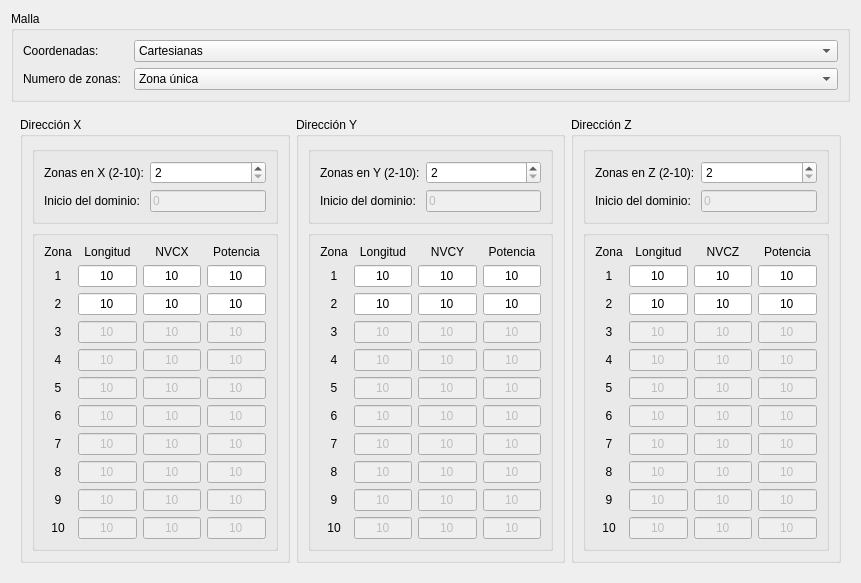
luisdavidrodm/PrePRODIC3D, file malla_window/ui/malla_window.ui: the form before one commit.
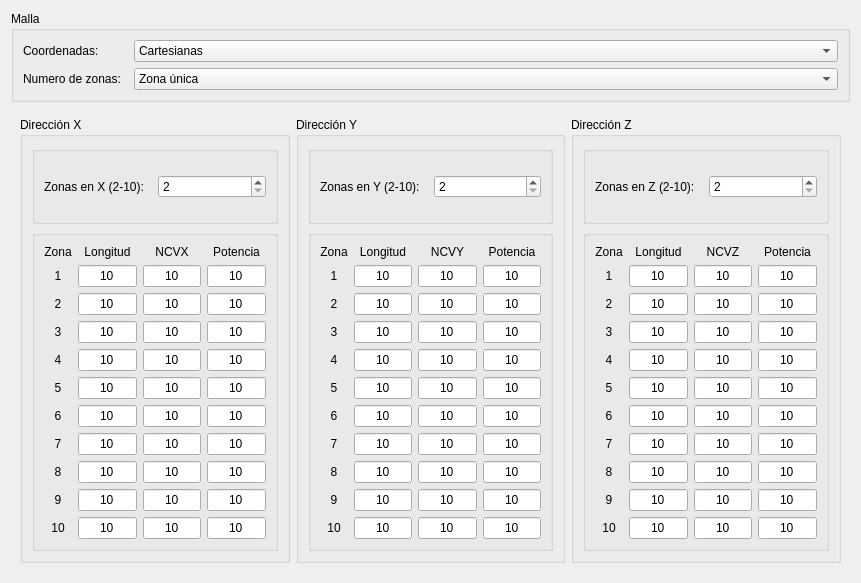
The form after the commit. The open tabs and pages were chosen to show the change.

Commit message: completado los json en la ventana GRID

What changed in the file:
```diff
--- a/malla_window/ui/malla_window.ui
+++ b/malla_window/ui/malla_window.ui
@@ -335,15 +335,15 @@
             <property name="title">
              <string/>
             </property>
-            <layout class="QFormLayout" name="formLayout_8">
-             <item row="0" column="0">
+            <layout class="QHBoxLayout" name="horizontalLayout_5">
+             <item>
               <widget class="QLabel" name="lb_dirx_numz">
                <property name="text">
                 <string>Zonas en X (2-10):</string>
                </property>
               </widget>
              </item>
-             <item row="0" column="1">
+             <item>
               <widget class="QSpinBox" name="sb_dirx_numz">
                <property name="minimum">
                 <number>2</number>
@@ -353,23 +353,6 @@
                </property>
               </widget>
              </item>
-             <item row="1" column="0">
-              <widget class="QLabel" name="lb_dirx_inidom">
-               <property name="text">
-                <string>Inicio del dominio:</string>
-               </property>
-              </widget>
-             </item>
-             <item row="1" column="1">
-              <widget class="QLineEdit" name="le_dirx_inidom">
-               <property name="enabled">
-                <bool>false</bool>
-               </property>
-               <property name="text">
-                <string>0</string>
-               </property>
-              </widget>
-             </item>
             </layout>
            </widget>
           </item>
@@ -392,7 +375,7 @@
              <item row="4" column="1">
               <widget class="QLineEdit" name="le_dirx_lon_zon4">
                <property name="enabled">
-                <bool>false</bool>
+                <bool>true</bool>
                </property>
                <property name="text">
                 <string>10</string>
@@ -414,7 +397,7 @@
              <item row="9" column="2">
               <widget class="QLineEdit" name="le_dirx_nvcx_zon9">
                <property name="enabled">
-                <bool>false</bool>
+                <bool>true</bool>
                </property>
                <property name="text">
                 <string>10</string>
@@ -466,7 +449,7 @@
              <item row="4" column="2">
               <widget class="QLineEdit" name="le_dirx_nvcx_zon4">
                <property name="enabled">
-                <bool>false</bool>
+                <bool>true</bool>
                </property>
                <property name="text">
                 <string>10</string>
@@ -498,7 +481,7 @@
              <item row="5" column="2">
               <widget class="QLineEdit" name="le_dirx_nvcx_zon5">
                <property name="enabled">
-                <bool>false</bool>
+                <bool>true</bool>
                </property>
                <property name="text">
                 <string>10</string>
@@ -530,7 +513,7 @@
              <item row="4" column="3">
               <widget class="QLineEdit" name="le_dirx_poten_zon4">
                <property name="enabled">
-                <bool>false</bool>
+                <bool>true</bool>
                </property>
                <property name="text">
                 <string>10</string>
@@ -552,7 +535,7 @@
              <item row="5" column="3">
               <widget class="QLineEdit" name="le_dirx_poten_zon5">
                <property name="enabled">
-                <bool>false</bool>
+                <bool>true</bool>
                </property>
                <property name="text">
                 <string>10</string>
@@ -604,7 +587,7 @@
              <item row="7" column="1">
               <widget class="QLineEdit" name="le_dirx_lon_zon7">
                <property name="enabled">
-                <bool>false</bool>
+                <bool>true</bool>
                </property>
                <property name="text">
                 <string>10</string>
@@ -626,7 +609,7 @@
              <item row="7" column="3">
               <widget class="QLineEdit" name="le_dirx_poten_zon7">
                <property name="enabled">
-                <bool>false</bool>
+                <bool>true</bool>
                </property>
                <property name="text">
                 <string>10</string>
@@ -648,7 +631,7 @@
              <item row="8" column="3">
               <widget class="QLineEdit" name="le_dirx_poten_zon8">
                <property name="enabled">
-                <bool>false</bool>
+                <bool>true</bool>
                </property>
                <property name="text">
                 <string>10</string>
@@ -670,7 +653,7 @@
              <item row="8" column="2">
               <widget class="QLineEdit" name="le_dirx_nvcx_zon8">
                <property name="enabled">
-                <bool>false</bool>
+                <bool>true</bool>
                </property>
                <property name="text">
                 <string>10</string>
@@ -692,7 +675,7 @@
              <item row="6" column="1">
               <widget class="QLineEdit" name="le_dirx_lon_zon6">
                <property name="enabled">
-                <bool>false</bool>
+                <bool>true</bool>
                </property>
                <property name="text">
                 <string>10</string>
@@ -734,7 +717,7 @@
              <item row="3" column="2">
               <widget class="QLineEdit" name="le_dirx_nvcx_zon3">
                <property name="enabled">
-                <bool>false</bool>
+                <bool>true</bool>
                </property>
                <property name="text">
                 <string>10</string>
@@ -756,7 +739,7 @@
              <item row="5" column="1">
               <widget class="QLineEdit" name="le_dirx_lon_zon5">
                <property name="enabled">
-                <bool>false</bool>
+                <bool>true</bool>
                </property>
                <property name="text">
                 <string>10</string>
@@ -778,7 +761,7 @@
              <item row="6" column="3">
               <widget class="QLineEdit" name="le_dirx_poten_zon6">
                <property name="enabled">
-                <bool>false</bool>
+                <bool>true</bool>
                </property>
                <property name="text">
                 <string>10</string>
@@ -800,7 +783,7 @@
              <item row="9" column="1">
               <widget class="QLineEdit" name="le_dirx_lon_zon9">
                <property name="enabled">
-                <bool>false</bool>
+                <bool>true</bool>
                </property>
                <property name="text">
                 <string>10</string>
@@ -822,7 +805,7 @@
              <item row="9" column="3">
               <widget class="QLineEdit" name="le_dirx_poten_zon9">
                <property name="enabled">
-                <bool>false</bool>
+                <bool>true</bool>
                </property>
                <property name="text">
                 <string>10</string>
@@ -854,7 +837,7 @@
              <item row="0" column="2">
               <widget class="QLabel" name="lb_dirx_nvcx">
                <property name="text">
-                <string>NVCX</string>
+                <string>NCVX</string>
                </property>
                <property name="alignment">
                 <set>Qt::AlignCenter</set>
@@ -864,7 +847,7 @@
              <item row="3" column="3">
               <widget class="QLineEdit" name="le_dirx_poten_zon3">
                <property name="enabled">
-                <bool>false</bool>
+                <bool>true</bool>
                </property>
                <property name="text">
                 <string>10</string>
@@ -886,7 +869,7 @@
              <item row="7" column="2">
               <widget class="QLineEdit" name="le_dirx_nvcx_zon7">
                <property name="enabled">
-                <bool>false</bool>
+                <bool>true</bool>
                </property>
                <property name="text">
                 <string>10</string>
@@ -928,7 +911,7 @@
              <item row="3" column="1">
               <widget class="QLineEdit" name="le_dirx_lon_zon3">
                <property name="enabled">
-                <bool>false</bool>
+                <bool>true</bool>
                </property>
                <property name="text">
                 <string>10</string>
@@ -960,7 +943,7 @@
              <item row="8" column="1">
               <widget class="QLineEdit" name="le_dirx_lon_zon8">
                <property name="enabled">
-                <bool>false</bool>
+                <bool>true</bool>
                </property>
                <property name="text">
                 <string>10</string>
@@ -992,7 +975,7 @@
              <item row="6" column="2">
               <widget class="QLineEdit" name="le_dirx_nvcx_zon6">
                <property name="enabled">
-                <bool>false</bool>
+                <bool>true</bool>
                </property>
                <property name="text">
                 <string>10</string>
@@ -1044,7 +1027,7 @@
              <item row="10" column="1">
               <widget class="QLineEdit" name="le_dirx_lon_zon10">
                <property name="enabled">
-                <bool>false</bool>
+                <bool>true</bool>
                </property>
                <property name="text">
                 <string>10</string>
@@ -1066,7 +1049,7 @@
              <item row="10" column="2">
               <widget class="QLineEdit" name="le_dirx_nvcx_zon10">
                <property name="enabled">
-                <bool>false</bool>
+                <bool>true</bool>
                </property>
                <property name="text">
                 <string>10</string>
@@ -1088,7 +1071,7 @@
              <item row="10" column="3">
               <widget class="QLineEdit" name="le_dirx_poten_zon10">
                <property name="enabled">
-                <bool>false</bool>
+                <bool>true</bool>
                </property>
                <property name="text">
                 <string>10</string>
@@ -1124,15 +1107,15 @@
             <property name="title">
              <string/>
             </property>
-            <layout class="QFormLayout" name="formLayout_9">
-             <item row="0" column="0">
+            <layout class="QHBoxLayout" name="horizontalLayout_6">
+             <item>
               <widget class="QLabel" name="lb_diry_numz">
                <property name="text">
                 <string>Zonas en Y (2-10):</string>
                </property>
               </widget>
              </item>
-             <item row="0" column="1">
+             <item>
               <widget class="QSpinBox" name="sb_diry_numz">
                <property name="minimum">
                 <number>2</number>
@@ -1142,23 +1125,6 @@
                </property>
               </widget>
              </item>
-             <item row="1" column="0">
-              <widget class="QLabel" name="lb_diry_inidom">
-               <property name="text">
-                <string>Inicio del dominio:</string>
-               </property>
-              </widget>
-             </item>
-             <item row="1" column="1">
-              <widget class="QLineEdit" name="le_diry_inidom">
-               <property name="enabled">
-                <bool>false</bool>
-               </property>
-               <property name="text">
-                <string>0</string>
-               </property>
-              </widget>
-             </item>
             </layout>
            </widget>
           </item>
@@ -1181,7 +1147,7 @@
              <item row="4" column="1">
               <widget class="QLineEdit" name="le_diry_lon_zon4">
                <property name="enabled">
-                <bool>false</bool>
+                <bool>true</bool>
                </property>
                <property name="text">
                 <string>10</string>
@@ -1194,7 +1160,7 @@
              <item row="9" column="2">
               <widget class="QLineEdit" name="le_diry_nvcy_zon9">
                <property name="enabled">
-                <bool>false</bool>
+                <bool>true</bool>
                </property>
                <property name="text">
                 <string>10</string>
@@ -1237,7 +1203,7 @@
              <item row="4" column="2">
               <widget class="QLineEdit" name="le_diry_nvcy_zon4">
                <property name="enabled">
-                <bool>false</bool>
+                <bool>true</bool>
                </property>
                <property name="text">
                 <string>10</string>
@@ -1260,7 +1226,7 @@
              <item row="5" column="2">
               <widget class="QLineEdit" name="le_diry_nvcy_zon5">
                <property name="enabled">
-                <bool>false</bool>
+                <bool>true</bool>
                </property>
                <property name="text">
                 <string>10</string>
@@ -1283,7 +1249,7 @@
              <item row="4" column="3">
               <widget class="QLineEdit" name="le_diry_poten_zon4">
                <property name="enabled">
-                <bool>false</bool>
+                <bool>true</bool>
                </property>
                <property name="text">
                 <string>10</string>
@@ -1296,7 +1262,7 @@
              <item row="5" column="3">
               <widget class="QLineEdit" name="le_diry_poten_zon5">
                <property name="enabled">
-                <bool>false</bool>
+                <bool>true</bool>
                </property>
                <property name="text">
                 <string>10</string>
@@ -1339,7 +1305,7 @@
              <item row="7" column="1">
               <widget class="QLineEdit" name="le_diry_lon_zon7">
                <property name="enabled">
-                <bool>false</bool>
+                <bool>true</bool>
                </property>
                <property name="text">
                 <string>10</string>
@@ -1352,7 +1318,7 @@
              <item row="7" column="3">
               <widget class="QLineEdit" name="le_diry_poten_zon7">
                <property name="enabled">
-                <bool>false</bool>
+                <bool>true</bool>
                </property>
                <property name="text">
                 <string>10</string>
@@ -1365,7 +1331,7 @@
              <item row="8" column="3">
               <widget class="QLineEdit" name="le_diry_poten_zon8">
                <property name="enabled">
-                <bool>false</bool>
+                <bool>true</bool>
                </property>
                <property name="text">
                 <string>10</string>
@@ -1378,7 +1344,7 @@
              <item row="8" column="2">
               <widget class="QLineEdit" name="le_diry_nvcy_zon8">
                <property name="enabled">
-                <bool>false</bool>
+                <bool>true</bool>
                </property>
                <property name="text">
                 <string>10</string>
@@ -1391,7 +1357,7 @@
              <item row="6" column="1">
               <widget class="QLineEdit" name="le_diry_lon_zon6">
                <property name="enabled">
-                <bool>false</bool>
+                <bool>true</bool>
                </property>
                <property name="text">
                 <string>10</string>
@@ -1424,7 +1390,7 @@
              <item row="3" column="2">
               <widget class="QLineEdit" name="le_diry_nvcy_zon3">
                <property name="enabled">
-                <bool>false</bool>
+                <bool>true</bool>
                </property>
                <property name="text">
                 <string>10</string>
@@ -1437,7 +1403,7 @@
              <item row="5" column="1">
               <widget class="QLineEdit" name="le_diry_lon_zon5">
                <property name="enabled">
-                <bool>false</bool>
+                <bool>true</bool>
                </property>
                <property name="text">
                 <string>10</string>
@@ -1450,7 +1416,7 @@
              <item row="6" column="3">
               <widget class="QLineEdit" name="le_diry_poten_zon6">
                <property name="enabled">
-                <bool>false</bool>
+                <bool>true</bool>
                </property>
                <property name="text">
                 <string>10</string>
@@ -1463,7 +1429,7 @@
              <item row="9" column="1">
               <widget class="QLineEdit" name="le_diry_lon_zon9">
                <property name="enabled">
-                <bool>false</bool>
+                <bool>true</bool>
                </property>
                <property name="text">
                 <string>10</string>
@@ -1476,7 +1442,7 @@
              <item row="9" column="3">
               <widget class="QLineEdit" name="le_diry_poten_zon9">
                <property name="enabled">
-                <bool>false</bool>
+                <bool>true</bool>
                </property>
                <property name="text">
                 <string>10</string>
@@ -1499,7 +1465,7 @@
              <item row="0" column="2">
               <widget class="QLabel" name="lb_diry_nvcy">
                <property name="text">
-                <string>NVCY</string>
+                <string>NCVY</string>
                </property>
                <property name="alignment">
                 <set>Qt::AlignCenter</set>
@@ -1509,7 +1475,7 @@
              <item row="3" column="3">
               <widget class="QLineEdit" name="le_diry_poten_zon3">
                <property name="enabled">
-                <bool>false</bool>
+                <bool>true</bool>
                </property>
                <property name="text">
                 <string>10</string>
@@ -1522,7 +1488,7 @@
              <item row="7" column="2">
               <widget class="QLineEdit" name="le_diry_nvcy_zon7">
                <property name="enabled">
-                <bool>false</bool>
+                <bool>true</bool>
                </property>
                <property name="text">
                 <string>10</string>
@@ -1555,7 +1521,7 @@
              <item row="3" column="1">
               <widget class="QLineEdit" name="le_diry_lon_zon3">
                <property name="enabled">
-                <bool>false</bool>
+                <bool>true</bool>
                </property>
                <property name="text">
                 <string>10</string>
@@ -1578,7 +1544,7 @@
              <item row="8" column="1">
               <widget class="QLineEdit" name="le_diry_lon_zon8">
                <property name="enabled">
-                <bool>false</bool>
+                <bool>true</bool>
                </property>
                <property name="text">
                 <string>10</string>
@@ -1601,7 +1567,7 @@
              <item row="6" column="2">
               <widget class="QLineEdit" name="le_diry_nvcy_zon6">
                <property name="enabled">
-                <bool>false</bool>
+                <bool>true</bool>
                </property>
                <property name="text">
                 <string>10</string>
@@ -1644,7 +1610,7 @@
              <item row="10" column="1">
               <widget class="QLineEdit" name="le_diry_lon_zon10">
                <property name="enabled">
-                <bool>false</bool>
+                <bool>true</bool>
                </property>
                <property name="text">
                 <string>10</string>
@@ -1657,7 +1623,7 @@
              <item row="10" column="2">
               <widget class="QLineEdit" name="le_diry_nvcy_zon10">
                <property name="enabled">
-                <bool>false</bool>
+                <bool>true</bool>
                </property>
                <property name="text">
                 <string>10</string>
@@ -1670,7 +1636,7 @@
              <item row="10" column="3">
               <widget class="QLineEdit" name="le_diry_poten_zon10">
                <property name="enabled">
-                <bool>false</bool>
+                <bool>true</bool>
                </property>
                <property name="text">
                 <string>10</string>
@@ -1697,15 +1663,15 @@
             <property name="title">
              <string/>
             </property>
-            <layout class="QFormLayout" name="formLayout_10">
-             <item row="0" column="0">
+            <layout class="QHBoxLayout" name="horizontalLayout_7">
+             <item>
               <widget class="QLabel" name="lb_dirz_numz">
                <property name="text">
                 <string>Zonas en Z (2-10):</string>
                </property>
               </widget>
              </item>
-             <item row="0" column="1">
+             <item>
               <widget class="QSpinBox" name="sb_dirz_numz">
                <property name="minimum">
                 <number>2</number>
@@ -1715,23 +1681,6 @@
                </property>
               </widget>
              </item>
-             <item row="1" column="0">
-              <widget class="QLabel" name="lb_dirz_inidom">
-               <property name="text">
-                <string>Inicio del dominio:</string>
-               </property>
-              </widget>
-             </item>
-             <item row="1" column="1">
-              <widget class="QLineEdit" name="le_dirz_inidom">
-               <property name="enabled">
-                <bool>false</bool>
-               </property>
-               <property name="text">
-                <string>0</string>
-               </property>
-              </widget>
-             </item>
             </layout>
            </widget>
           </item>
@@ -1754,7 +1703,7 @@
              <item row="4" column="1">
               <widget class="QLineEdit" name="le_dirz_lon_zon4">
                <property name="enabled">
-                <bool>false</bool>
+                <bool>true</bool>
                </property>
                <property name="text">
                 <string>10</string>
@@ -1767,7 +1716,7 @@
              <item row="9" column="2">
               <widget class="QLineEdit" name="le_dirz_nvcz_zon9">
                <property name="enabled">
-                <bool>false</bool>
+                <bool>true</bool>
                </property>
                <property name="text">
                 <string>10</string>
@@ -1810,7 +1759,7 @@
              <item row="4" column="2">
               <widget class="QLineEdit" name="le_dirz_nvcz_zon4">
                <property name="enabled">
-                <bool>false</bool>
+                <bool>true</bool>
                </property>
                <property name="text">
                 <string>10</string>
@@ -1833,7 +1782,7 @@
              <item row="5" column="2">
               <widget class="QLineEdit" name="le_dirz_nvcz_zon5">
                <property name="enabled">
-                <bool>false</bool>
+                <bool>true</bool>
                </property>
                <property name="text">
                 <string>10</string>
@@ -1856,7 +1805,7 @@
              <item row="4" column="3">
               <widget class="QLineEdit" name="le_dirz_poten_zon4">
                <property name="enabled">
-                <bool>false</bool>
+                <bool>true</bool>
                </property>
                <property name="text">
                 <string>10</string>
@@ -1869,7 +1818,7 @@
              <item row="5" column="3">
               <widget class="QLineEdit" name="le_dirz_poten_zon5">
                <property name="enabled">
-                <bool>false</bool>
+                <bool>true</bool>
                </property>
                <property name="text">
                 <string>10</string>
@@ -1912,7 +1861,7 @@
              <item row="7" column="1">
               <widget class="QLineEdit" name="le_dirz_lon_zon7">
                <property name="enabled">
-                <bool>false</bool>
+                <bool>true</bool>
                </property>
                <property name="text">
                 <string>10</string>
@@ -1925,7 +1874,7 @@
              <item row="7" column="3">
               <widget class="QLineEdit" name="le_dirz_poten_zon7">
                <property name="enabled">
-                <bool>false</bool>
+                <bool>true</bool>
                </property>
                <property name="text">
                 <string>10</string>
@@ -1938,7 +1887,7 @@
              <item row="8" column="3">
               <widget class="QLineEdit" name="le_dirz_poten_zon8">
                <property name="enabled">
-                <bool>false</bool>
+                <bool>true</bool>
                </property>
                <property name="text">
                 <string>10</string>
@@ -1951,7 +1900,7 @@
              <item row="8" column="2">
               <widget class="QLineEdit" name="le_dirz_nvcz_zon8">
                <property name="enabled">
-                <bool>false</bool>
+                <bool>true</bool>
                </property>
                <property name="text">
                 <string>10</string>
@@ -1964,7 +1913,7 @@
              <item row="6" column="1">
               <widget class="QLineEdit" name="le_dirz_lon_zon6">
                <property name="enabled">
-                <bool>false</bool>
+                <bool>true</bool>
                </property>
                <property name="text">
                 <string>10</string>
@@ -1997,7 +1946,7 @@
              <item row="3" column="2">
               <widget class="QLineEdit" name="le_dirz_nvcz_zon3">
                <property name="enabled">
-                <bool>false</bool>
+                <bool>true</bool>
                </property>
                <property name="text">
                 <string>10</string>
@@ -2010,7 +1959,7 @@
              <item row="5" column="1">
               <widget class="QLineEdit" name="le_dirz_lon_zon5">
                <property name="enabled">
-                <bool>false</bool>
+                <bool>true</bool>
                </property>
                <property name="text">
                 <string>10</string>
@@ -2023,7 +1972,7 @@
              <item row="6" column="3">
               <widget class="QLineEdit" name="le_dirz_poten_zon6">
                <property name="enabled">
-                <bool>false</bool>
+                <bool>true</bool>
                </property>
                <property name="text">
                 <string>10</string>
@@ -2036,7 +1985,7 @@
              <item row="9" column="1">
               <widget class="QLineEdit" name="le_dirz_lon_zon9">
                <property name="enabled">
-                <bool>false</bool>
+                <bool>true</bool>
                </property>
                <property name="text">
                 <string>10</string>
@@ -2049,7 +1998,7 @@
              <item row="9" column="3">
               <widget class="QLineEdit" name="le_dirz_poten_zon9">
                <property name="enabled">
-                <bool>false</bool>
+                <bool>true</bool>
                </property>
                <property name="text">
                 <string>10</string>
@@ -2072,7 +2021,7 @@
              <item row="0" column="2">
               <widget class="QLabel" name="lb_dirz_nvcz">
                <property name="text">
-                <string>NVCZ</string>
+                <string>NCVZ</string>
                </property>
                <property name="alignment">
                 <set>Qt::AlignCenter</set>
@@ -2082,7 +2031,7 @@
              <item row="3" column="3">
               <widget class="QLineEdit" name="le_dirz_poten_zon3">
                <property name="enabled">
-                <bool>false</bool>
+                <bool>true</bool>
                </property>
                <property name="text">
                 <string>10</string>
@@ -2095,7 +2044,7 @@
              <item row="7" column="2">
               <widget class="QLineEdit" name="le_dirz_nvcz_zon7">
                <property name="enabled">
-                <bool>false</bool>
+                <bool>true</bool>
                </property>
                <property name="text">
                 <string>10</string>
@@ -2128,7 +2077,7 @@
              <item row="3" column="1">
               <widget class="QLineEdit" name="le_dirz_lon_zon3">
                <property name="enabled">
-                <bool>false</bool>
+                <bool>true</bool>
                </property>
                <property name="text">
                 <string>10</string>
@@ -2151,7 +2100,7 @@
              <item row="8" column="1">
               <widget class="QLineEdit" name="le_dirz_lon_zon8">
                <property name="enabled">
-                <bool>false</bool>
+                <bool>true</bool>
                </property>
                <property name="text">
                 <string>10</string>
@@ -2174,7 +2123,7 @@
              <item row="6" column="2">
               <widget class="QLineEdit" name="le_dirz_nvcz_zon6">
                <property name="enabled">
-                <bool>false</bool>
+                <bool>true</bool>
                </property>
                <property name="text">
                 <string>10</string>
@@ -2217,7 +2166,7 @@
              <item row="10" column="1">
               <widget class="QLineEdit" name="le_dirz_lon_zon10">
                <property name="enabled">
-                <bool>false</bool>
+                <bool>true</bool>
                </property>
                <property name="text">
                 <string>10</string>
@@ -2230,7 +2179,7 @@
              <item row="10" column="2">
               <widget class="QLineEdit" name="le_dirz_nvcz_zon10">
                <property name="enabled">
-                <bool>false</bool>
+                <bool>true</bool>
                </property>
                <property name="text">
                 <string>10</string>
@@ -2243,7 +2192,7 @@
              <item row="10" column="3">
               <widget class="QLineEdit" name="le_dirz_poten_zon10">
                <property name="enabled">
-                <bool>false</bool>
+                <bool>true</bool>
                </property>
                <property name="text">
                 <string>10</string>
```
Left out of the diff: 200 changed lines with no effect on the pictures. The commit also changes 3 other files.
